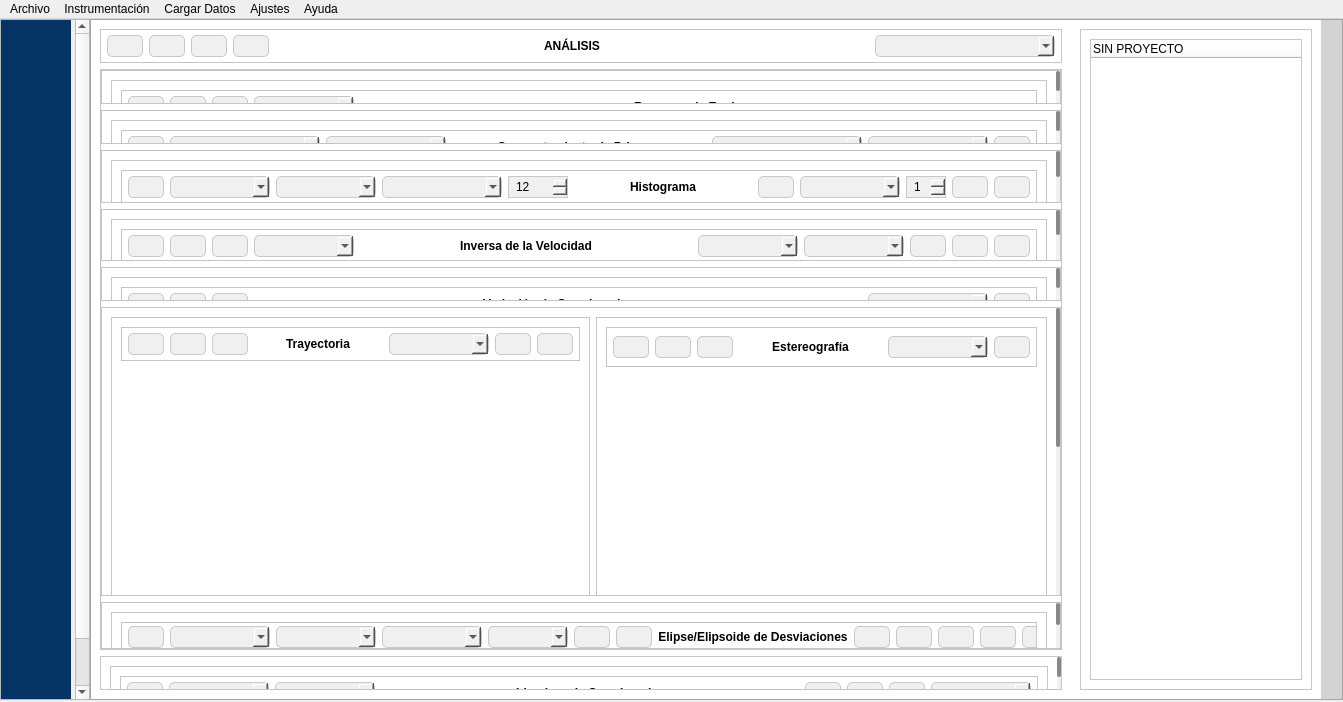
Qt form ui/principal.ui (ivanrv23/E-Monitoring-SqlServer) before a commit.
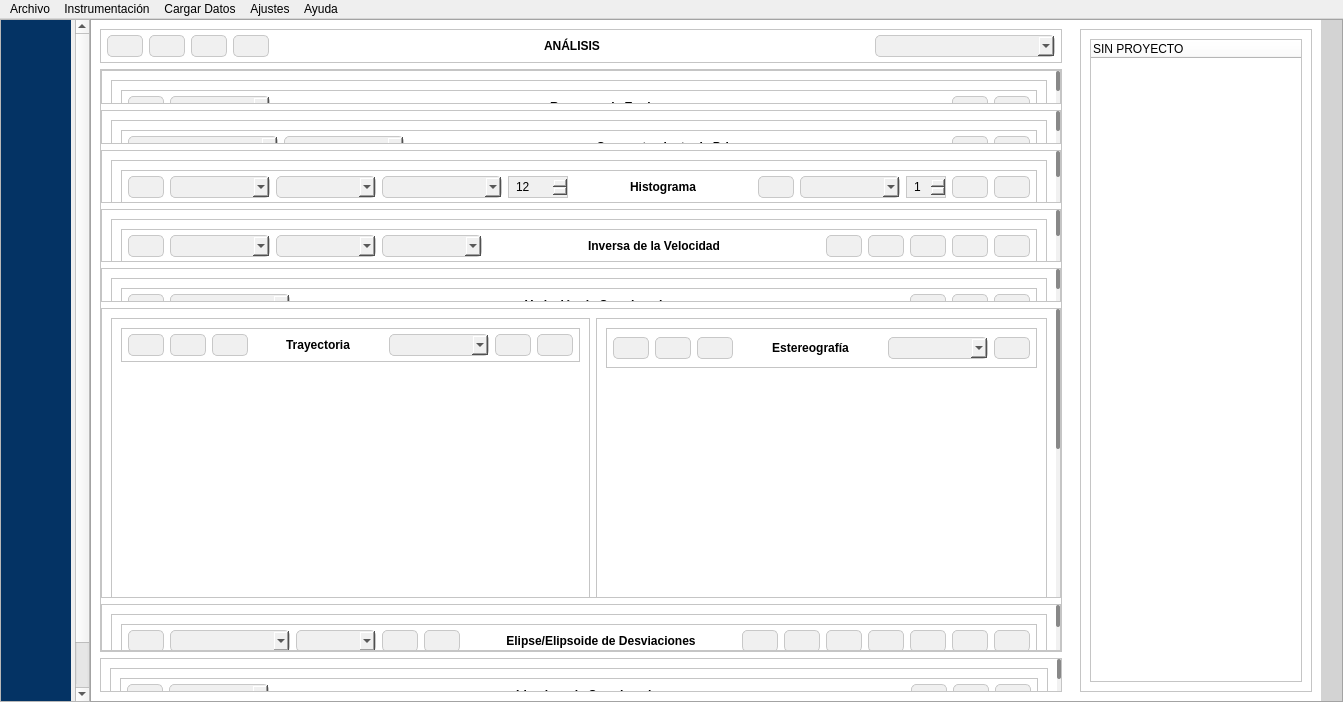
The same form after that commit. The open tabs and pages were chosen to show the change.

The edit to the form file:
```diff
--- a/ui/principal.ui
+++ b/ui/principal.ui
@@ -23,15 +23,24 @@
    <property name="styleSheet">
     <string notr="true"/>
    </property>
+   <layout class="QHBoxLayout" name="horizontalLayout">
+    <property name="spacing">
+     <number>0</number>
+    </property>
+    <property name="leftMargin">
+     <number>0</number>
+    </property>
+    <property name="topMargin">
+     <number>0</number>
+    </property>
+    <property name="rightMargin">
+     <number>0</number>
+    </property>
+    <property name="bottomMargin">
+     <number>0</number>
+    </property>
+    <item>
    <widget class="QScrollArea" name="scrollArea">
-    <property name="geometry">
-     <rect>
-      <x>0</x>
-      <y>0</y>
-      <width>90</width>
-      <height>681</height>
-     </rect>
-    </property>
     <property name="sizePolicy">
      <sizepolicy hsizetype="Expanding" vsizetype="Expanding">
       <horstretch>0</horstretch>
@@ -528,15 +537,9 @@
      </layout>
     </widget>
    </widget>
+    </item>
+    <item>
    <widget class="QFrame" name="frame_menu_proyectos">
-    <property name="geometry">
-     <rect>
-      <x>90</x>
-      <y>0</y>
-      <width>1253</width>
-      <height>681</height>
-     </rect>
-    </property>
     <property name="styleSheet">
      <string notr="true"> background-color: rgb(211, 211, 211);</string>
     </property>
@@ -4642,8 +4645,8 @@
                 <rect>
                  <x>0</x>
                  <y>0</y>
-                 <width>98</width>
-                 <height>88</height>
+                   <width>958</width>
+                   <height>74</height>
                 </rect>
                </property>
                <layout class="QVBoxLayout" name="verticalLayout_63">
@@ -4675,8 +4678,8 @@
                        <rect>
                         <x>0</x>
                         <y>0</y>
-                        <width>348</width>
-                        <height>28</height>
+                          <width>930</width>
+                          <height>32</height>
                        </rect>
                       </property>
                       <layout class="QHBoxLayout" name="horizontalLayout_22">
@@ -4702,26 +4705,6 @@
                          </property>
                         </widget>
                        </item>
-                       <item>
-                        <widget class="QPushButton" name="btn_reporte_anexos_resumen">
-                         <property name="toolTip">
-                          <string>Imagen a Reporte Anexos</string>
-                         </property>
-                         <property name="text">
-                          <string/>
-                         </property>
-                        </widget>
-                       </item>
-                       <item>
-                        <widget class="QPushButton" name="btn_reporte_general_resumen">
-                         <property name="toolTip">
-                          <string>Imagen a Reporte General</string>
-                         </property>
-                         <property name="text">
-                          <string/>
-                         </property>
-                        </widget>
-                       </item>
                        <item>
                         <widget class="QComboBox" name="combo_unidad_resumen_equipos">
                          <property name="minimumSize">
@@ -4780,6 +4763,26 @@
                          </property>
                         </spacer>
                        </item>
+                         <item>
+                          <widget class="QPushButton" name="btn_reporte_anexos_resumen">
+                           <property name="toolTip">
+                            <string>Imagen a Reporte Anexos</string>
+                           </property>
+                           <property name="text">
+                            <string/>
+                           </property>
+                          </widget>
+                         </item>
+                         <item>
+                          <widget class="QPushButton" name="btn_reporte_general_resumen">
+                           <property name="toolTip">
+                            <string>Imagen a Reporte General</string>
+                           </property>
+                           <property name="text">
+                            <string/>
+                           </property>
+                          </widget>
+                         </item>
                       </layout>
                      </widget>
                     </widget>
@@ -4817,8 +4820,8 @@
                 <rect>
                  <x>0</x>
                  <y>0</y>
-                 <width>98</width>
-                 <height>88</height>
+                   <width>958</width>
+                   <height>74</height>
                 </rect>
                </property>
                <layout class="QVBoxLayout" name="verticalLayout_78">
@@ -4850,8 +4853,8 @@
                        <rect>
                         <x>0</x>
                         <y>0</y>
-                        <width>817</width>
-                        <height>28</height>
+                          <width>930</width>
+                          <height>32</height>
                        </rect>
                       </property>
                       <layout class="QHBoxLayout" name="horizontalLayout_31">
@@ -4868,17 +4871,7 @@
                         <number>0</number>
                        </property>
                        <item>
-                        <widget class="QPushButton" name="btn_ejes_comportamiento">
-                         <property name="toolTip">
-                          <string>Configurar Ejes</string>
-                         </property>
-                         <property name="text">
-                          <string/>
-                         </property>
-                        </widget>
-                       </item>
-                       <item>
-                        <widget class="QComboBox" name="combo_componentes_comportamiento">
+                          <widget class="QComboBox" name="combo_tiposgrafica_comportamiento">
                          <property name="minimumSize">
                           <size>
                            <width>150</width>
@@ -4894,7 +4887,7 @@
                         </widget>
                        </item>
                        <item>
-                        <widget class="QComboBox" name="combo_prismas_comportamiento">
+                          <widget class="QComboBox" name="combo_unidades_comportamiento">
                          <property name="minimumSize">
                           <size>
                            <width>120</width>
@@ -4902,10 +4895,7 @@
                           </size>
                          </property>
                          <property name="toolTip">
-                          <string>Lista de Prismas</string>
-                         </property>
-                         <property name="styleSheet">
-                          <string notr="true"/>
+                            <string>Unidades de Medida</string>
                          </property>
                         </widget>
                        </item>
@@ -4952,31 +4942,12 @@
                         </spacer>
                        </item>
                        <item>
-                        <widget class="QComboBox" name="combo_tiposgrafica_comportamiento">
-                         <property name="minimumSize">
-                          <size>
-                           <width>150</width>
-                           <height>0</height>
-                          </size>
-                         </property>
+                          <widget class="QPushButton" name="btn_ejes_comportamiento">
                          <property name="toolTip">
-                          <string>Tipos de Gráfica</string>
-                         </property>
-                         <property name="styleSheet">
-                          <string notr="true"/>
-                         </property>
-                        </widget>
-                       </item>
-                       <item>
-                        <widget class="QComboBox" name="combo_unidades_comportamiento">
-                         <property name="minimumSize">
-                          <size>
-                           <width>120</width>
-                           <height>0</height>
-                          </size>
-                         </property>
-                         <property name="toolTip">
-                          <string>Unidades de Medida</string>
+                            <string>Configurar Ejes</string>
+                           </property>
+                           <property name="text">
+                            <string/>
                          </property>
                         </widget>
                        </item>
@@ -5299,8 +5270,8 @@
                 <rect>
                  <x>0</x>
                  <y>0</y>
-                 <width>98</width>
-                 <height>107</height>
+                   <width>958</width>
+                   <height>88</height>
                 </rect>
                </property>
                <layout class="QVBoxLayout" name="verticalLayout_61">
@@ -5332,8 +5303,8 @@
                        <rect>
                         <x>0</x>
                         <y>0</y>
-                        <width>677</width>
-                        <height>28</height>
+                          <width>930</width>
+                          <height>32</height>
                        </rect>
                       </property>
                       <layout class="QHBoxLayout" name="horizontalLayout_25">
@@ -5359,26 +5330,6 @@
                          </property>
                         </widget>
                        </item>
-                       <item>
-                        <widget class="QPushButton" name="btn_reporte_grafica_analisis">
-                         <property name="toolTip">
-                          <string>Imagen a Reporte Anexos</string>
-                         </property>
-                         <property name="text">
-                          <string/>
-                         </property>
-                        </widget>
-                       </item>
-                       <item>
-                        <widget class="QPushButton" name="btn_imagen_analisis">
-                         <property name="toolTip">
-                          <string>Imagen a Reporte General</string>
-                         </property>
-                         <property name="text">
-                          <string/>
-                         </property>
-                        </widget>
-                       </item>
                        <item>
                         <widget class="QComboBox" name="combo_tiempo_analisis">
                          <property name="minimumSize">
@@ -5395,6 +5346,35 @@
                          </property>
                         </widget>
                        </item>
+                         <item>
+                          <widget class="QComboBox" name="combo_velocidad_analisis">
+                           <property name="minimumSize">
+                            <size>
+                             <width>100</width>
+                             <height>0</height>
+                            </size>
+                           </property>
+                           <property name="toolTip">
+                            <string>Unidades de Velocidad</string>
+                           </property>
+                          </widget>
+                         </item>
+                         <item>
+                          <widget class="QComboBox" name="combo_escala_analisis">
+                           <property name="minimumSize">
+                            <size>
+                             <width>100</width>
+                             <height>0</height>
+                            </size>
+                           </property>
+                           <property name="toolTip">
+                            <string>Tipo de Escala</string>
+                           </property>
+                           <property name="styleSheet">
+                            <string notr="true"/>
+                           </property>
+                          </widget>
+                         </item>
                        <item>
                         <spacer name="horizontalSpacer_19">
                          <property name="orientation">
@@ -5437,35 +5417,6 @@
                          </property>
                         </spacer>
                        </item>
-                       <item>
-                        <widget class="QComboBox" name="combo_velocidad_analisis">
-                         <property name="minimumSize">
-                          <size>
-                           <width>100</width>
-                           <height>0</height>
-                          </size>
-                         </property>
-                         <property name="toolTip">
-                          <string>Unidades de Velocidad</string>
-                         </property>
-                        </widget>
-                       </item>
-                       <item>
-                        <widget class="QComboBox" name="combo_escala_analisis">
-                         <property name="minimumSize">
-                          <size>
-                           <width>100</width>
-                           <height>0</height>
-                          </size>
-                         </property>
-                         <property name="toolTip">
-                          <string>Tipo de Escala</string>
-                         </property>
-                         <property name="styleSheet">
-                          <string notr="true"/>
-                         </property>
-                        </widget>
-                       </item>
                        <item>
                         <widget class="QPushButton" name="btn_limpieza_analisis">
                          <property name="toolTip">
@@ -5496,6 +5447,26 @@
                          </property>
                         </widget>
                        </item>
+                         <item>
+                          <widget class="QPushButton" name="btn_reporte_grafica_analisis">
+                           <property name="toolTip">
+                            <string>Imagen a Reporte Anexos</string>
+                           </property>
+                           <property name="text">
+                            <string/>
+                           </property>
+                          </widget>
+                         </item>
+                         <item>
+                          <widget class="QPushButton" name="btn_imagen_analisis">
+                           <property name="toolTip">
+                            <string>Imagen a Reporte General</string>
+                           </property>
+                           <property name="text">
+                            <string/>
+                           </property>
+                          </widget>
+                         </item>
                       </layout>
                      </widget>
                     </widget>
@@ -5540,8 +5511,8 @@
                 <rect>
                  <x>0</x>
                  <y>0</y>
-                 <width>98</width>
-                 <height>88</height>
+                   <width>958</width>
+                   <height>74</height>
                 </rect>
                </property>
                <layout class="QVBoxLayout" name="verticalLayout_67">
@@ -5573,8 +5544,8 @@
                        <rect>
                         <x>0</x>
                         <y>0</y>
-                        <width>432</width>
-                        <height>28</height>
+                          <width>930</width>
+                          <height>32</height>
                        </rect>
                       </property>
                       <layout class="QHBoxLayout" name="horizontalLayout_30">
@@ -5601,22 +5572,15 @@
                         </widget>
                        </item>
                        <item>
-                        <widget class="QPushButton" name="btn_reporte_grafica_variaciones">
-                         <property name="toolTip">
-                          <string>Imagen a Reporte Anexos</string>
-                         </property>
-                         <property name="text">
-                          <string/>
-                         </property>
-                        </widget>
-                       </item>
-                       <item>
-                        <widget class="QPushButton" name="btn_imagen_variaciones">
+                          <widget class="QComboBox" name="combo_coordenadas_variacion">
+                           <property name="minimumSize">
+                            <size>
+                             <width>120</width>
+                             <height>0</height>
+                            </size>
+                           </property>
                          <property name="toolTip">
-                          <string>Imagen a Reporte General</string>
-                         </property>
-                         <property name="text">
-                          <string/>
+                            <string>Unidades de Velocidad</string>
                          </property>
                         </widget>
                        </item>
@@ -5662,19 +5626,6 @@
                          </property>
                         </spacer>
                        </item>
-                       <item>
-                        <widget class="QComboBox" name="combo_coordenadas_variacion">
-                         <property name="minimumSize">
-                          <size>
-                           <width>120</width>
-                           <height>0</height>
-                          </size>
-                         </property>
-                         <property name="toolTip">
-                          <string>Unidades de Velocidad</string>
-                         </property>
-                        </widget>
-                       </item>
                        <item>
                         <widget class="QPushButton" name="btn_ejes_variaciones">
                          <property name="toolTip">
@@ -5685,6 +5636,26 @@
                          </property>
                         </widget>
                        </item>
+                         <item>
+                          <widget class="QPushButton" name="btn_reporte_grafica_variaciones">
+                           <property name="toolTip">
+                            <string>Imagen a Reporte Anexos</string>
+                           </property>
+                           <property name="text">
+                            <string/>
+                           </property>
+                          </widget>
+                         </item>
+                         <item>
+                          <widget class="QPushButton" name="btn_imagen_variaciones">
+                           <property name="toolTip">
+                            <string>Imagen a Reporte General</string>
+                           </property>
+                           <property name="text">
+                            <string/>
+                           </property>
+                          </widget>
+                         </item>
                       </layout>
                      </widget>
                     </widget>
@@ -5722,8 +5693,8 @@
                 <rect>
                  <x>0</x>
                  <y>0</y>
-                 <width>435</width>
-                 <height>591</height>
+                   <width>958</width>
+                   <height>577</height>
                 </rect>
                </property>
                <layout class="QHBoxLayout" name="horizontalLayout_20">
@@ -5755,8 +5726,8 @@
                        <rect>
                         <x>0</x>
                         <y>0</y>
-                        <width>366</width>
-                        <height>28</height>
+                          <width>455</width>
+                          <height>32</height>
                        </rect>
                       </property>
                       <layout class="QHBoxLayout" name="horizontalLayout_26">
@@ -5931,8 +5902,8 @@
                        <rect>
                         <x>0</x>
                         <y>0</y>
-                        <width>342</width>
-                        <height>28</height>
+                          <width>455</width>
+                          <height>38</height>
                        </rect>
                       </property>
                       <layout class="QHBoxLayout" name="horizontalLayout_27">
@@ -6089,8 +6060,8 @@
                 <rect>
                  <x>0</x>
                  <y>0</y>
-                 <width>98</width>
-                 <height>94</height>
+                   <width>958</width>
+                   <height>76</height>
                 </rect>
                </property>
                <layout class="QVBoxLayout" name="verticalLayout_72">
@@ -6122,8 +6093,8 @@
                        <rect>
                         <x>0</x>
                         <y>0</y>
-                        <width>949</width>
-                        <height>28</height>
+                          <width>930</width>
+                          <height>32</height>
                        </rect>
                       </property>
                       <layout class="QHBoxLayout" name="horizontalLayout_36">
@@ -6149,40 +6120,11 @@
                          </property>
                         </widget>
                        </item>
-                       <item>
-                        <widget class="QComboBox" name="combo_componentes_elipse">
-                         <property name="minimumSize">
-                          <size>
-                           <width>100</width>
-                           <height>0</height>
-                          </size>
-                         </property>
-                         <property name="toolTip">
-                          <string>Lista de Componentes</string>
-                         </property>
-                        </widget>
-                       </item>
-                       <item>
-                        <widget class="QComboBox" name="combo_prismas_elipse">
-                         <property name="minimumSize">
-                          <size>
-                           <width>100</width>
-                           <height>0</height>
-                          </size>
-                         </property>
-                         <property name="toolTip">
-                          <string>Lista de Prismas</string>
-                         </property>
-                         <property name="styleSheet">
-                          <string notr="true"/>
-                         </property>
-                        </widget>
-                       </item>
                        <item>
                         <widget class="QComboBox" name="combo_unidades_medida">
                          <property name="minimumSize">
                           <size>
-                           <width>100</width>
+                             <width>120</width>
                            <height>0</height>
                           </size>
                          </property>
@@ -6434,8 +6376,8 @@
              <rect>
               <x>0</x>
               <y>0</y>
-              <width>98</width>
-              <height>78</height>
+                <width>960</width>
+                <height>64</height>
              </rect>
             </property>
             <layout class="QVBoxLayout" name="verticalLayout_75">
@@ -6467,8 +6409,8 @@
                     <rect>
                      <x>0</x>
                      <y>0</y>
-                     <width>622</width>
-                     <height>28</height>
+                       <width>932</width>
+                       <height>32</height>
                     </rect>
                    </property>
                    <layout class="QHBoxLayout" name="horizontalLayout_37">
@@ -6495,7 +6437,7 @@
                      </widget>
                     </item>
                     <item>
-                     <widget class="QComboBox" name="combo_componentes_limpieza">
+                       <widget class="QComboBox" name="combo_tipo_grafico">
                       <property name="minimumSize">
                        <size>
                         <width>100</width>
@@ -6503,20 +6445,7 @@
                        </size>
                       </property>
                       <property name="toolTip">
-                       <string>Lista de Componentes</string>
-                      </property>
-                     </widget>
-                    </item>
-                    <item>
-                     <widget class="QComboBox" name="combo_prismas_limpieza">
-                      <property name="minimumSize">
-                       <size>
-                        <width>100</width>
-                        <height>0</height>
-                       </size>
-                      </property>
-                      <property name="toolTip">
-                       <string>Lista de Prismas</string>
+                         <string>Tipo de Gráfica</string>
                       </property>
                       <property name="styleSheet">
                        <string notr="true"/>
@@ -6595,22 +6524,6 @@
                       </property>
                      </widget>
                     </item>
-                    <item>
-                     <widget class="QComboBox" name="combo_tipo_grafico">
-                      <property name="minimumSize">
-                       <size>
-                        <width>100</width>
-                        <height>0</height>
-                       </size>
-                      </property>
-                      <property name="toolTip">
-                       <string>Tipo de Gráfica</string>
-                      </property>
-                      <property name="styleSheet">
-                       <string notr="true"/>
-                      </property>
-                     </widget>
-                    </item>
                    </layout>
                   </widget>
                  </widget>
@@ -9093,8 +9006,8 @@
                <rect>
                 <x>0</x>
                 <y>0</y>
-                <width>230</width>
-                <height>657</height>
+                  <width>236</width>
+                  <height>666</height>
                </rect>
               </property>
               <layout class="QVBoxLayout" name="verticalLayout_20">
@@ -9462,6 +9375,8 @@
      </item>
     </layout>
    </widget>
+    </item>
+   </layout>
   </widget>
   <widget class="QMenuBar" name="menubar">
    <property name="geometry">
```
Left out of the diff: 322 changed lines with no effect on the pictures. Lines whose indentation alone changed are shown as unchanged.
